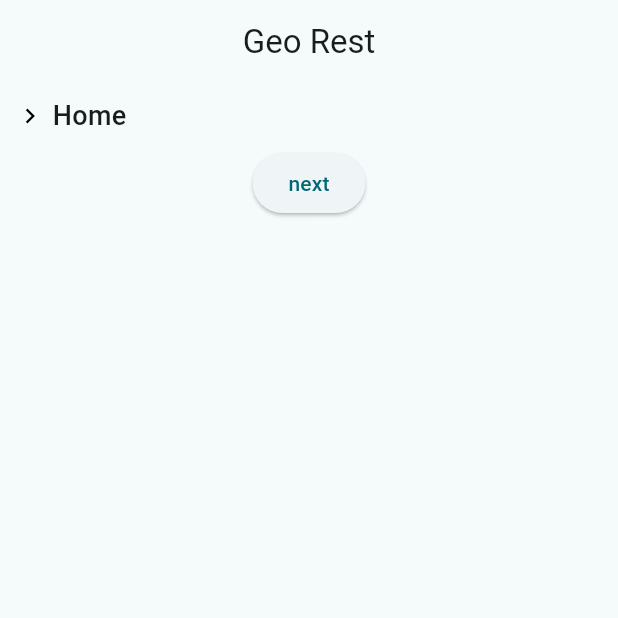
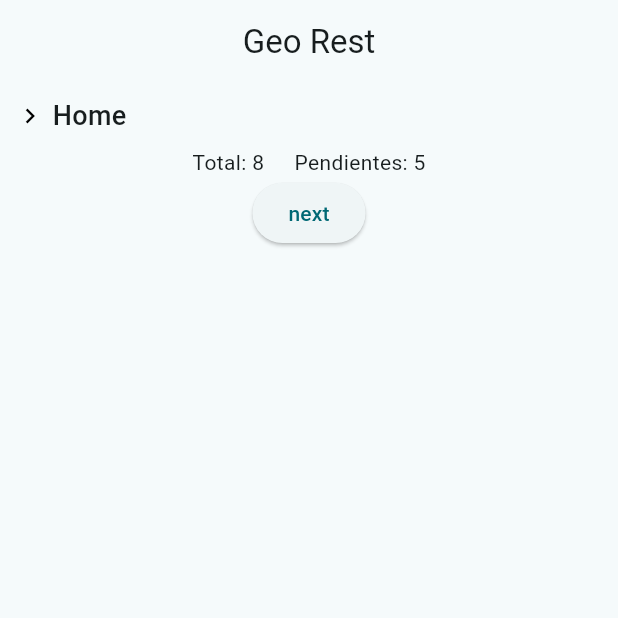
Before and after one commit to Jean-Pier/restaurant-app, a Flutter app: the screen it shows after launch, on a phone screen of 412 x 824 dp, the top half of it. Run offline on Flutter 3.47's test engine with Material 3 defaults, Android fonts, the phone set to English and light mode, and no system bars; network calls fail.

```diff
--- /dev/null
+++ b/lib/core/api_service.dart
@@ -0,0 +1,14 @@
+import 'package:http/http.dart' as http;
+import 'package:restaurant_app/utils/api.dart';
+
+class ApiService {
+  final Map<String, String> headers = {'x-api-key': ApiRoutes.apiKey};
+  checkApiStatus() async {
+    final response = await http.get(
+      Uri.parse(ApiRoutes.healthCheck),
+      headers: headers,
+    );
+
+    return response;
+  }
+}
--- a/lib/screens/home/home.dart
+++ b/lib/screens/home/home.dart
@@ -1,4 +1,5 @@
 import 'package:flutter/material.dart';
+import 'package:restaurant_app/core/api_service.dart';
 import 'package:restaurant_app/screens/panel/panel_screen.dart';
 import 'package:restaurant_app/widgets/appbar.dart';
 import 'package:restaurant_app/widgets/icon_text.dart';
@@ -11,14 +12,24 @@ class HomeScreen extends StatefulWidget {
 }
 
 class _HomeScreenState extends State<HomeScreen> {
+  final apiService = ApiService();
   @override
   void initState() {
     super.initState();
+    checkStatus();
   }
 
   @override
   void dispose() {
     super.dispose();
+  }
+
+  checkStatus() async {
+    final response = await apiService.checkApiStatus();
+    debugPrint(response.body);
+    if (response.statusCode == 200) {
+      debugPrint('En el 200');
+    }
   }
 
   @override
@@ -29,13 +40,20 @@ class _HomeScreenState extends State<HomeScreen> {
         child: Column(
           children: [
             IconTextWidgets(label: 'Home'),
+            Row(
+              mainAxisAlignment: MainAxisAlignment.center,
+              mainAxisSize: MainAxisSize.min,
+              children: [
+                Flexible(child: Text("Total: 8")),
+                SizedBox(width: 20),
+                Flexible(child: Text("Pendientes: 5")),
+              ],
+            ),
             ElevatedButton(
               onPressed: () {
                 Navigator.push(
                   context,
-                  MaterialPageRoute(
-                    builder: (context) => const PanelScreen(),
-                  ),
+                  MaterialPageRoute(builder: (context) => const PanelScreen()),
                 );
               },
               child: Text('next'),
--- a/lib/core/constants/api.dart
+++ b/lib/utils/api.dart
@@ -1,5 +1,6 @@
 class ApiRoutes {
   static const baseUrl = "https://jd6n2tmzf3.execute-api.us-east-1.amazonaws.com/jeanmauricio/";
+  static get apiKey => "sPm1nFfR4P7rCNbzYyFle3yPdc5gHnpP88rBf83Y";
   static get photoTypes => "$baseUrl/photo-types"; //GET
   static get restaurants => "$baseUrl/restaurants"; //POST
   static get signedUrl => "$baseUrl/signed-url"; //signed-url?fileName=1903456789123_1.jpg  //GET
--- a/pubspec.yaml
+++ b/pubspec.yaml
@@ -34,6 +34,8 @@ dependencies:
   # The following adds the Cupertino Icons font to your application.
   # Use with the CupertinoIcons class for iOS style icons.
   cupertino_icons: ^1.0.8
+
+  http: ^1.3.0
 
 dev_dependencies:
   flutter_test:
```
Also changed, not shown: pubspec.lock.
